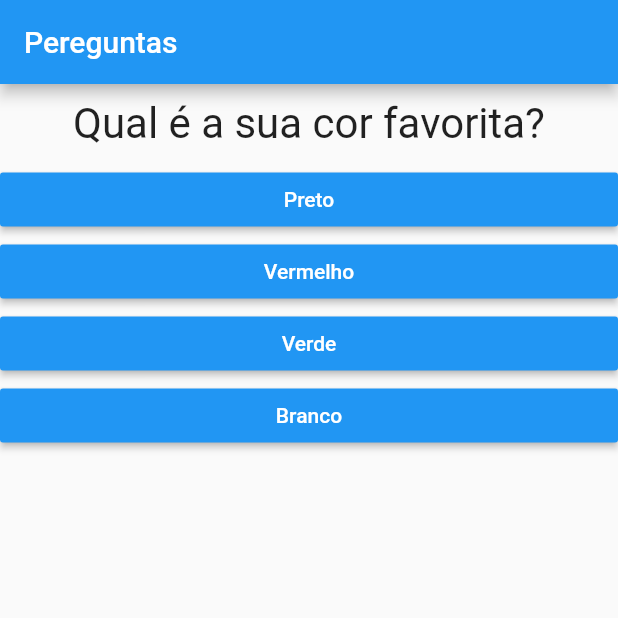
After one commit to CristianoDaSilvaFerreira/perguntas_app, a Flutter app: the screen it shows after launch, on a phone screen of 412 x 824 dp, the top half of it. The commit adds this screen. Run offline on Flutter 3.47's test engine with Material 2 defaults, Android fonts, the phone set to English and light mode, and no system bars.

Commit message:
Criando class questão
Classe responsavel pelo controler das questões, divindo a aplicação em partes para ter melhores resultados, e diminuindo o trabalho da class main

```diff
--- a/lib/main.dart
+++ b/lib/main.dart
@@ -1,6 +1,6 @@
 import 'package:flutter/material.dart';
-import './questao.dart';
-import './resposta.dart';
+import './questionario.dart';
+import './resultado.dart';
 
 main() => runApp(PerguntaApp());
 
@@ -30,18 +30,12 @@ class _PerguntaAppState extends State<PerguntaApp> {
     }
   }
 
-  // Metodo para verificar se tem uma pergunta selecionada
   bool get temPerguntaSelecionada {
     return _perguntaSelecionada < _perguntas.length;
   }
 
   @override
   Widget build(BuildContext context) {
-    // Metodo para pegar a resposta selecioanda
-    List<String> respostas = temPerguntaSelecionada
-        ? _perguntas[_perguntaSelecionada]['respostas']
-        : null;
-
     return MaterialApp(
       debugShowCheckedModeBanner: false,
       home: Scaffold(
@@ -49,20 +43,12 @@ class _PerguntaAppState extends State<PerguntaApp> {
           title: Text('Pereguntas'),
         ),
         body: temPerguntaSelecionada
-            ? Column(
-                children: <Widget>[
-                  Questao(_perguntas[_perguntaSelecionada]['texto']),
-                  ...respostas.map((t) => Resposta(t, _responder)).toList(),
-                ],
+            ? Questionario(
+                perguntas: _perguntas,
+                perguntaSelecionada: _perguntaSelecionada,
+                quantoResponder: _responder,
               )
-            : Center(
-                child: Text(
-                  'Parabéns!!',
-                  style: TextStyle(
-                    fontSize: 28,
-                  ),
-                ),
-              ),
+            : Resultado(),
       ),
     );
   }
--- /dev/null
+++ b/lib/questionario.dart
@@ -0,0 +1,36 @@
+import 'package:flutter/material.dart';
+import './questao.dart';
+import './resposta.dart';
+
+class Questionario extends StatelessWidget {
+  final List<Map<String, Object>> perguntas;
+  final int perguntaSelecionada;
+  final void Function() quantoResponder;
+
+  Questionario({
+    @required this.perguntas,
+    @required this.perguntaSelecionada,
+    @required this.quantoResponder,
+  });
+
+  // Metodo para verificar se tem uma pergunta selecionada
+  bool get temPerguntaSelecionada {
+    return perguntaSelecionada < perguntas.length;
+  }
+
+  @override
+  Widget build(BuildContext context) {
+
+    // Metodo para pegar a resposta selecioanda
+    List<String> respostas = temPerguntaSelecionada
+        ? perguntas[perguntaSelecionada]['respostas']
+        : null;
+
+    return Column(
+      children: <Widget>[
+        Questao(perguntas[perguntaSelecionada]['texto']),
+        ...respostas.map((t) => Resposta(t, quantoResponder)).toList(),
+      ],
+    );
+  }
+}
--- a/lib/resposta.dart
+++ b/lib/resposta.dart
@@ -2,9 +2,9 @@ import 'package:flutter/material.dart';
 
 class Resposta extends StatelessWidget {
   final String texto;
-  final void Function() onSelecao;
+  final void Function() quandoSelecionado;
 
-  Resposta(this.texto, this.onSelecao);
+  Resposta(this.texto, this.quandoSelecionado);
 
   @override
   Widget build(BuildContext context) {
@@ -14,7 +14,7 @@ class Resposta extends StatelessWidget {
         textColor: Colors.white,
         color: Colors.blue,
         child: Text(texto),
-        onPressed: onSelecao,
+        onPressed: quandoSelecionado,
       ),
     );
   }
```
Also changed, not shown: lib/resultado.dart (added, +15 -0 lines).
